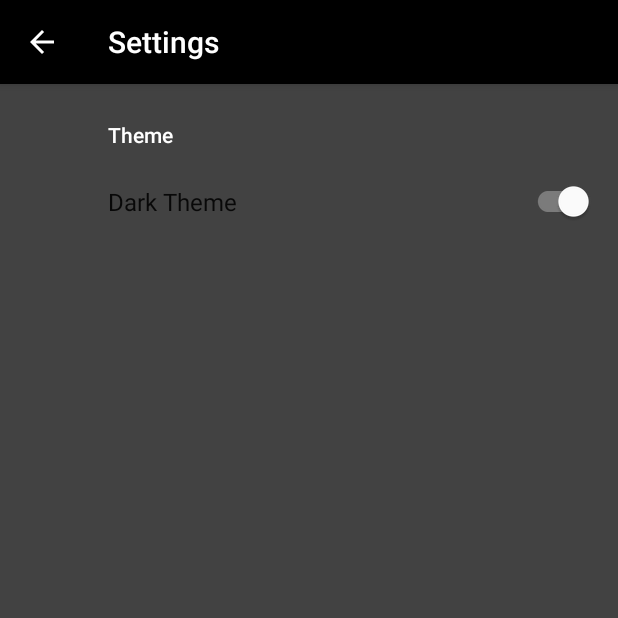
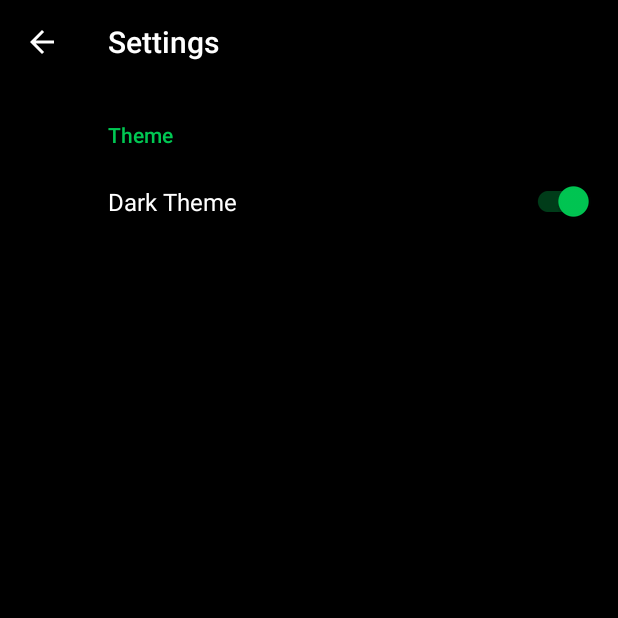
Before and after one commit to ioliteis/projectoffline_todo, an Android app: the SettingsActivity screen opened directly, with no data from a screen before it, on a phone screen of 412 x 824 dp, the top half of it. Run offline under Robolectric (Android 15) with nearby library versions, the phone set to English and light mode, and no system bars; our stand-ins replace androidx.preference.

Commit message:
Redesign of app.

```diff
--- a/app/build.gradle
+++ b/app/build.gradle
@@ -4,10 +4,10 @@ android {
     compileSdkVersion 29
     defaultConfig {
         applicationId "jp.projectoffline.todo"
-        minSdkVersion 22
+        minSdkVersion 23
         targetSdkVersion 29
-        versionCode 401
-        versionName "0.4.1"
+        versionCode 402
+        versionName "0.4.2"
         testInstrumentationRunner "androidx.test.runner.AndroidJUnitRunner"
     }
     buildTypes {
--- a/app/src/main/java/jp/projectoffline/todo/AboutActivity.java
+++ b/app/src/main/java/jp/projectoffline/todo/AboutActivity.java
@@ -22,14 +22,13 @@ import com.mikepenz.community_material_typeface_library.CommunityMaterial;
 import com.mikepenz.iconics.IconicsDrawable;
 
 public class AboutActivity extends MaterialAboutActivity {
-    int  colorIcon = R.color.colorAccent;
+    int  colorIcon = R.color.colorPrimary;
 
     @Override
     protected void onCreate(Bundle savedInstanceState) {
         //Dark theme
         if (PreferenceManager.getDefaultSharedPreferences(this).getBoolean("dark_theme", true)){
             setTheme(R.style.AppTheme_MaterialAboutActivity_Dark);
-            colorIcon = R.color.white;
         }
         super.onCreate(savedInstanceState);
     }
--- a/app/src/main/java/jp/projectoffline/todo/LicensesActivity.java
+++ b/app/src/main/java/jp/projectoffline/todo/LicensesActivity.java
@@ -16,13 +16,12 @@ import com.mikepenz.community_material_typeface_library.CommunityMaterial;
 import com.mikepenz.iconics.IconicsDrawable;
 
 public class LicensesActivity extends MaterialAboutActivity {
-    int  colorIcon = R.color.colorAccent;
+    int  colorIcon = R.color.colorPrimary;
     @Override
     protected void onCreate(Bundle savedInstanceState) {
         //Dark theme
         if (PreferenceManager.getDefaultSharedPreferences(this).getBoolean("dark_theme", true)){
             setTheme(R.style.AppTheme_MaterialAboutActivity_Dark);
-            colorIcon = R.color.white;
         }
         super.onCreate(savedInstanceState);
     }
--- a/app/src/main/res/layout/activity_settings.xml
+++ b/app/src/main/res/layout/activity_settings.xml
@@ -1,24 +1,22 @@
 <?xml version="1.0" encoding="utf-8"?>
 <LinearLayout xmlns:android="http://schemas.android.com/apk/res/android"
-    xmlns:app="http://schemas.android.com/apk/res-auto"
     xmlns:tools="http://schemas.android.com/tools"
     android:layout_width="match_parent"
     android:layout_height="match_parent"
     tools:context=".SettingsActivity"
-    android:background="?attr/dark_theme1"
+    android:background="?attr/colorPrimary"
     android:orientation="vertical">
 
     <com.google.android.material.appbar.AppBarLayout
         android:layout_width="match_parent"
         android:layout_height="wrap_content"
-        android:theme="@style/AppTheme.AppBarOverlay">
+        android:background="?attr/colorPrimary">
 
         <androidx.appcompat.widget.Toolbar
             android:id="@+id/toolbar"
             android:layout_width="match_parent"
             android:layout_height="?attr/actionBarSize"
-            android:background="?attr/colorPrimary"
-            app:popupTheme="@style/AppTheme.PopupOverlay" />
+            android:background="?attr/colorPrimary"/>
 
     </com.google.android.material.appbar.AppBarLayout>
 
--- a/app/src/main/res/layout/content_main.xml
+++ b/app/src/main/res/layout/content_main.xml
@@ -4,7 +4,7 @@
     xmlns:tools="http://schemas.android.com/tools"
     android:layout_width="match_parent"
     android:layout_height="match_parent"
-    android:background="?attr/dark_theme1"
+    android:background="?attr/colorPrimary"
     app:layout_behavior="@string/appbar_scrolling_view_behavior"
     tools:context=".MainActivity"
     tools:showIn="@layout/activity_main">
--- a/app/src/main/res/values/colors.xml
+++ b/app/src/main/res/values/colors.xml
@@ -4,7 +4,7 @@
     <color name="colorPrimaryDark">#43A047</color>
     <color name="colorAccent">#D81B60</color>
     <color name="black">#000000</color>
-    <color name="grey">#424242</color>
+    <color name="grey">#222222</color>
     <color name="white">#FFFFFF</color>
     <color name="textColor">#757575</color>
 </resources>
--- a/app/src/main/res/values/strings.xml
+++ b/app/src/main/res/values/strings.xml
@@ -19,7 +19,7 @@
     <string name="dialog_neutral">Cancel</string>
     <string name="dialog_positive2">delete</string>
 
-    <string name="version">0.4.1</string>
+    <string name="version">0.4.2</string>
     <string name="input">Add To Do</string>
     <string name="confirm">Do you want to delete it?</string>
 
--- a/app/src/main/res/values/styles.xml
+++ b/app/src/main/res/values/styles.xml
@@ -3,44 +3,69 @@
     <!-- Base application theme. -->
     <style name="AppTheme" parent="Theme.AppCompat.Light.DarkActionBar">
         <!-- Customize your theme here. -->
-        <item name="colorPrimary">@color/colorPrimary</item>
-        <item name="colorPrimaryDark">@color/colorPrimaryDark</item>
-        <item name="colorAccent">@color/colorAccent</item>
+        <item name="colorPrimary">@color/white</item>
+        <item name="colorPrimaryDark">@color/white</item>
+        <item name="colorAccent">@color/colorPrimary</item>
     </style>
 
     <style name="AppTheme.NoActionBar">
         <item name="windowActionBar">false</item>
         <item name="windowNoTitle">true</item>
         <item name="dark_theme1">@color/white</item>
+        <item name="android:windowLightStatusBar">true</item>
     </style>
-
-    <style name="AppTheme.AppBarOverlay" parent="ThemeOverlay.AppCompat.Dark.ActionBar" />
-
-    <style name="AppTheme.PopupOverlay" parent="ThemeOverlay.AppCompat.Light" />
 
     <style name="AppTheme.Dark">
         <item name="colorPrimary">@color/black</item>
         <item name="colorPrimaryDark">@color/black</item>
-        <item name="colorAccent">@color/textColor</item>
+        <item name="colorAccent">@color/colorPrimary</item>
         <item name="windowActionBar">false</item>
         <item name="windowNoTitle">true</item>
         <item name="dark_theme1">@color/grey</item>
+        <item name="android:windowLightStatusBar">false</item>
+
+        <item name="android:windowBackground">@color/black</item>
+        <item name="android:colorForeground">@color/black</item>
+        <item name="android:colorForegroundInverse">@color/black</item>
+        <item name="android:colorBackground">@color/black</item>
+        <item name="android:colorBackgroundCacheHint">@color/black</item>
+        <item name="colorBackgroundFloating">@color/black</item>
+
+        <item name="android:textColorPrimary">@color/white</item>
+        <item name="android:textColorPrimaryInverse">@color/white</item>
+        <item name="android:textColorPrimaryDisableOnly">@color/white</item>
+        <item name="android:textColorSecondary">@color/white</item>
+        <item name="android:textColorSecondaryInverse">@color/white</item>
+        <item name="android:textColorTertiary">@color/white</item>
+        <item name="android:textColorTertiaryInverse">@color/white</item>
+        <item name="android:textColorHint">@color/white</item>
+        <item name="android:textColorHintInverse">@color/white</item>
+        <item name="android:textColorHighlight">@color/white</item>
+
+        <item name="colorControlNormal">?android:attr/textColorSecondary</item>
+        <item name="colorControlHighlight">@color/white</item>
+        <item name="colorButtonNormal">@color/white</item>
+        <item name="colorSwitchThumbNormal">@color/white</item>
     </style>
 
-    <style name="AppTheme.MaterialAboutActivity" parent="Theme.Mal.Light.DarkActionBar">
-        <item name="colorPrimary">@color/colorPrimary</item>
-        <item name="colorPrimaryDark">@color/colorPrimaryDark</item>
-        <item name="colorAccent">@color/colorAccent</item>
+    <style name="AppTheme.MaterialAboutActivity" parent="Theme.Mal.Light">
+        <item name="colorPrimary">@color/white</item>
+        <item name="colorPrimaryDark">@color/white</item>
+        <item name="colorAccent">@color/colorPrimary</item>
+        <item name="android:windowLightStatusBar">true</item>
     </style>
 
     <style name="AppTheme.MaterialAboutActivity.Dark" parent="Theme.Mal.Dark">
         <item name="colorPrimary">@color/black</item>
         <item name="colorPrimaryDark">@color/black</item>
-        <item name="colorAccent">@color/colorAccent</item>
+        <item name="colorAccent">@color/colorPrimary</item>
+        <item name="android:windowLightStatusBar">false</item>
+        <item name="mal_card_background">@color/black</item>
+        <item name="android:colorBackground">@color/black</item>
     </style>
 
     <style name="AppTheme.Pref" parent="AppTheme.Dark">
-        <item name="colorAccent">@color/white</item>
+        <item name="colorAccent">@color/colorPrimary</item>
         <item name="android:textColor">@color/white</item>
         <item name="android:textColorSecondary">@color/white</item>
     </style>
```
Also changed, not shown: app/src/main/res/layout/activity_main.xml (+3 -4 lines), app/src/main/res/layout/text_color.xml (+11 -10 lines), 3 other files.
